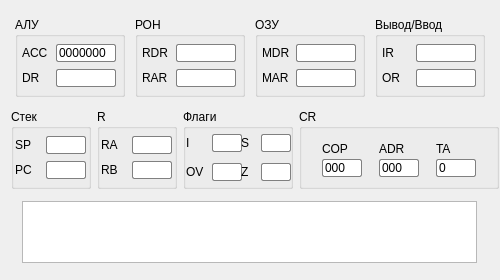
First picture: the form in gui/cpuwidget.ui, repository Buvaluy/VirtualMachine, before the edit.
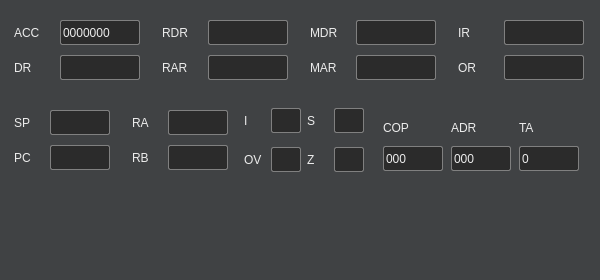
Second picture: the form after the edit. Icons and pictures are not drawn.

```diff
--- a/gui/cpuwidget.ui
+++ b/gui/cpuwidget.ui
@@ -6,19 +6,19 @@
    <rect>
     <x>0</x>
     <y>0</y>
-    <width>500</width>
+    <width>600</width>
     <height>280</height>
    </rect>
   </property>
   <property name="minimumSize">
    <size>
-    <width>500</width>
+    <width>600</width>
     <height>280</height>
    </size>
   </property>
   <property name="maximumSize">
    <size>
-    <width>508</width>
+    <width>600</width>
     <height>280</height>
    </size>
   </property>
@@ -26,34 +26,54 @@
    <string>Form</string>
   </property>
   <property name="styleSheet">
-   <string notr="true">
+   <string notr="true">QWidget {
+	border: 0px solid rgb(80, 80, 80);
+	color: rgb(236, 236, 236);
+	background-color: rgb(64, 66, 68);
+}
+
 QLineEdit {
     border: 1px solid gray;
     border-radius: 2px;
-    background: white;
+	background-color: rgb(43, 43, 43);
     selection-background-color: darkgray;
-	font: 10pt &quot;Consolas&quot;;
+	font: 12pt &quot;Consolas&quot;;
 }</string>
   </property>
   <layout class="QVBoxLayout" name="verticalLayout_10">
+   <property name="spacing">
+    <number>0</number>
+   </property>
+   <property name="leftMargin">
+    <number>0</number>
+   </property>
+   <property name="topMargin">
+    <number>0</number>
+   </property>
+   <property name="rightMargin">
+    <number>0</number>
+   </property>
+   <property name="bottomMargin">
+    <number>0</number>
+   </property>
    <item>
     <layout class="QHBoxLayout" name="horizontalLayout_24">
      <item>
       <widget class="QGroupBox" name="groupBox">
        <property name="minimumSize">
         <size>
-         <width>110</width>
+         <width>140</width>
          <height>80</height>
         </size>
        </property>
        <property name="maximumSize">
         <size>
-         <width>110</width>
+         <width>140</width>
          <height>80</height>
         </size>
        </property>
        <property name="title">
-        <string>АЛУ</string>
+        <string/>
        </property>
        <layout class="QVBoxLayout" name="verticalLayout_2">
         <property name="spacing">
@@ -77,13 +97,13 @@
            <widget class="QLabel" name="label_2">
             <property name="minimumSize">
              <size>
-              <width>30</width>
+              <width>40</width>
               <height>0</height>
              </size>
             </property>
             <property name="maximumSize">
              <size>
-              <width>30</width>
+              <width>40</width>
               <height>16777215</height>
              </size>
             </property>
@@ -96,14 +116,14 @@
            <widget class="QLineEdit" name="textBoxAcc">
             <property name="minimumSize">
              <size>
-              <width>60</width>
-              <height>0</height>
+              <width>80</width>
+              <height>25</height>
              </size>
             </property>
             <property name="maximumSize">
              <size>
-              <width>60</width>
-              <height>16777215</height>
+              <width>80</width>
+              <height>25</height>
              </size>
             </property>
             <property name="text">
@@ -122,13 +142,13 @@
            <widget class="QLabel" name="label_3">
             <property name="minimumSize">
              <size>
-              <width>30</width>
+              <width>40</width>
               <height>0</height>
              </size>
             </property>
             <property name="maximumSize">
              <size>
-              <width>30</width>
+              <width>40</width>
               <height>16777215</height>
              </size>
             </property>
@@ -141,14 +161,14 @@
            <widget class="QLineEdit" name="textBoxDR">
             <property name="minimumSize">
              <size>
-              <width>60</width>
-              <height>0</height>
+              <width>80</width>
+              <height>25</height>
              </size>
             </property>
             <property name="maximumSize">
              <size>
-              <width>60</width>
-              <height>16777215</height>
+              <width>80</width>
+              <height>25</height>
              </size>
             </property>
             <property name="readOnly">
@@ -165,18 +185,18 @@
       <widget class="QGroupBox" name="groupBox_3">
        <property name="minimumSize">
         <size>
-         <width>110</width>
+         <width>140</width>
          <height>80</height>
         </size>
        </property>
        <property name="maximumSize">
         <size>
-         <width>110</width>
+         <width>140</width>
          <height>80</height>
         </size>
        </property>
        <property name="title">
-        <string>РОН</string>
+        <string/>
        </property>
        <layout class="QVBoxLayout" name="verticalLayout_3">
         <property name="spacing">
@@ -200,13 +220,13 @@
            <widget class="QLabel" name="label_4">
             <property name="minimumSize">
              <size>
-              <width>30</width>
+              <width>40</width>
               <height>0</height>
              </size>
             </property>
             <property name="maximumSize">
              <size>
-              <width>30</width>
+              <width>40</width>
               <height>16777215</height>
              </size>
             </property>
@@ -219,14 +239,14 @@
            <widget class="QLineEdit" name="textBoxRDR">
             <property name="minimumSize">
              <size>
-              <width>60</width>
-              <height>0</height>
+              <width>80</width>
+              <height>25</height>
              </size>
             </property>
             <property name="maximumSize">
              <size>
-              <width>60</width>
-              <height>16777215</height>
+              <width>80</width>
+              <height>25</height>
              </size>
             </property>
             <property name="readOnly">
@@ -242,13 +262,13 @@
            <widget class="QLabel" name="label_5">
             <property name="minimumSize">
              <size>
-              <width>30</width>
+              <width>40</width>
               <height>0</height>
              </size>
             </property>
             <property name="maximumSize">
              <size>
-              <width>30</width>
+              <width>40</width>
               <height>16777215</height>
              </size>
             </property>
@@ -261,14 +281,14 @@
            <widget class="QLineEdit" name="textBoxRAR">
             <property name="minimumSize">
              <size>
-              <width>60</width>
-              <height>0</height>
+              <width>80</width>
+              <height>25</height>
              </size>
             </property>
             <property name="maximumSize">
              <size>
-              <width>60</width>
-              <height>16777215</height>
+              <width>80</width>
+              <height>25</height>
              </size>
             </property>
             <property name="readOnly">
@@ -285,18 +305,18 @@
       <widget class="QGroupBox" name="groupBox_4">
        <property name="minimumSize">
         <size>
-         <width>110</width>
+         <width>140</width>
          <height>80</height>
         </size>
        </property>
        <property name="maximumSize">
         <size>
-         <width>110</width>
+         <width>140</width>
          <height>80</height>
         </size>
        </property>
        <property name="title">
-        <string>ОЗУ</string>
+        <string/>
        </property>
        <layout class="QVBoxLayout" name="verticalLayout_4">
         <property name="spacing">
@@ -323,13 +343,13 @@
            <widget class="QLabel" name="label_7">
             <property name="minimumSize">
              <size>
-              <width>30</width>
+              <width>40</width>
               <height>0</height>
              </size>
             </property>
             <property name="maximumSize">
              <size>
-              <width>30</width>
+              <width>40</width>
               <height>16777215</height>
              </size>
             </property>
@@ -342,14 +362,14 @@
            <widget class="QLineEdit" name="textBoxMDR">
             <property name="minimumSize">
              <size>
-              <width>60</width>
-              <height>0</height>
+              <width>80</width>
+              <height>25</height>
              </size>
             </property>
             <property name="maximumSize">
              <size>
-              <width>60</width>
-              <height>16777215</height>
+              <width>80</width>
+              <height>25</height>
              </size>
             </property>
             <property name="readOnly">
@@ -368,13 +388,13 @@
            <widget class="QLabel" name="label_6">
             <property name="minimumSize">
              <size>
-              <width>30</width>
+              <width>40</width>
               <height>0</height>
              </size>
             </property>
             <property name="maximumSize">
              <size>
-              <width>30</width>
+              <width>40</width>
               <height>16777215</height>
              </size>
             </property>
@@ -387,14 +407,14 @@
            <widget class="QLineEdit" name="textBoxMAR">
             <property name="minimumSize">
              <size>
-              <width>60</width>
-              <height>0</height>
+              <width>80</width>
+              <height>25</height>
              </size>
             </property>
             <property name="maximumSize">
              <size>
-              <width>60</width>
-              <height>16777215</height>
+              <width>80</width>
+              <height>25</height>
              </size>
             </property>
             <property name="readOnly">
@@ -411,18 +431,18 @@
       <widget class="QGroupBox" name="groupBox_7">
        <property name="minimumSize">
         <size>
-         <width>110</width>
+         <width>140</width>
          <height>80</height>
         </size>
        </property>
        <property name="maximumSize">
         <size>
-         <width>110</width>
+         <width>140</width>
          <height>80</height>
         </size>
        </property>
        <property name="title">
-        <string>Вывод/Ввод</string>
+        <string/>
        </property>
        <layout class="QVBoxLayout" name="verticalLayout_7">
         <property name="spacing">
@@ -446,13 +466,13 @@
            <widget class="QLabel" name="label_15">
             <property name="minimumSize">
              <size>
-              <width>30</width>
+              <width>40</width>
               <height>0</height>
              </size>
             </property>
             <property name="maximumSize">
              <size>
-              <width>30</width>
+              <width>40</width>
               <height>16777215</height>
              </size>
             </property>
@@ -465,14 +485,14 @@
            <widget class="QLineEdit" name="textBoxIR">
             <property name="minimumSize">
              <size>
-              <width>60</width>
-              <height>0</height>
+              <width>80</width>
+              <height>25</height>
              </size>
             </property>
             <property name="maximumSize">
              <size>
-              <width>60</width>
-              <height>16777215</height>
+              <width>80</width>
+              <height>25</height>
              </size>
             </property>
             <property name="readOnly">
@@ -488,13 +508,13 @@
            <widget class="QLabel" name="label_16">
             <property name="minimumSize">
              <size>
-              <width>30</width>
+              <width>40</width>
               <height>0</height>
              </size>
             </property>
             <property name="maximumSize">
              <size>
-              <width>30</width>
+              <width>40</width>
               <height>16777215</height>
              </size>
             </property>
@@ -507,14 +527,14 @@
            <widget class="QLineEdit" name="textBoxOR">
             <property name="minimumSize">
              <size>
-              <width>60</width>
-              <height>0</height>
+              <width>80</width>
+              <height>25</height>
              </size>
             </property>
             <property name="maximumSize">
              <size>
-              <width>60</width>
-              <height>16777215</height>
+              <width>80</width>
+              <height>25</height>
              </size>
             </property>
             <property name="readOnly">
@@ -531,22 +551,25 @@
    </item>
    <item>
     <layout class="QHBoxLayout" name="horizontalLayout_23">
+     <property name="spacing">
+      <number>0</number>
+     </property>
      <item>
       <widget class="QGroupBox" name="groupBox_2">
        <property name="minimumSize">
         <size>
-         <width>80</width>
+         <width>110</width>
          <height>80</height>
         </size>
        </property>
        <property name="maximumSize">
         <size>
-         <width>80</width>
+         <width>110</width>
          <height>80</height>
         </size>
        </property>
        <property name="title">
-        <string>Стек</string>
+        <string/>
        </property>
        <layout class="QVBoxLayout" name="verticalLayout_5">
         <property name="spacing">
@@ -589,14 +612,14 @@
            <widget class="QLineEdit" name="textBoxSP">
             <property name="minimumSize">
              <size>
-              <width>40</width>
-              <height>0</height>
+              <width>60</width>
+              <height>25</height>
              </size>
             </property>
             <property name="maximumSize">
              <size>
-              <width>40</width>
-              <height>16777215</height>
+              <width>60</width>
+              <height>25</height>
              </size>
             </property>
             <property name="readOnly">
@@ -631,14 +654,14 @@
            <widget class="QLineEdit" name="textBoxPC">
             <property name="minimumSize">
              <size>
-              <width>40</width>
-              <height>0</height>
+              <width>60</width>
+              <height>25</height>
              </size>
             </property>
             <property name="maximumSize">
              <size>
-              <width>40</width>
-              <height>16777215</height>
+              <width>60</width>
+              <height>25</height>
              </size>
             </property>
             <property name="readOnly">
@@ -655,18 +678,18 @@
       <widget class="QGroupBox" name="groupBox_6">
        <property name="minimumSize">
         <size>
-         <width>80</width>
+         <width>110</width>
          <height>80</height>
         </size>
        </property>
        <property name="maximumSize">
         <size>
-         <width>80</width>
+         <width>110</width>
          <height>80</height>
         </size>
        </property>
        <property name="title">
-        <string>R</string>
+        <string/>
        </property>
        <layout class="QVBoxLayout" name="verticalLayout_6">
         <property name="spacing">
@@ -709,14 +732,14 @@
            <widget class="QLineEdit" name="textBoxRA">
             <property name="minimumSize">
              <size>
-              <width>40</width>
-              <height>0</height>
+              <width>60</width>
+              <height>25</height>
              </size>
             </property>
             <property name="maximumSize">
              <size>
-              <width>40</width>
-              <height>16777215</height>
+              <width>60</width>
+              <height>25</height>
              </size>
             </property>
             <property name="readOnly">
@@ -751,14 +774,14 @@
            <widget class="QLineEdit" name="textBoxRB">
             <property name="minimumSize">
              <size>
-              <width>40</width>
-              <height>0</height>
+              <width>60</width>
+              <height>25</height>
              </size>
             </property>
             <property name="maximumSize">
              <size>
-              <width>40</width>
-              <height>16777215</height>
+              <width>60</width>
+              <height>25</height>
              </size>
             </property>
             <property name="readOnly">
@@ -775,18 +798,18 @@
       <widget class="QGroupBox" name="groupBox_8">
        <property name="minimumSize">
         <size>
-         <width>110</width>
+         <width>120</width>
          <height>80</height>
         </size>
        </property>
        <property name="maximumSize">
         <size>
-         <width>110</width>
+         <width>120</width>
          <height>80</height>
         </size>
        </property>
        <property name="title">
-        <string>Флаги</string>
+        <string/>
        </property>
        <layout class="QHBoxLayout" name="horizontalLayout">
         <property name="spacing">
@@ -806,8 +829,14 @@
         </property>
         <item>
          <layout class="QVBoxLayout" name="verticalLayout_9">
+          <property name="spacing">
+           <number>6</number>
+          </property>
           <item>
            <layout class="QHBoxLayout" name="horizontalLayout_18">
+            <property name="spacing">
+             <number>0</number>
+            </property>
             <item>
              <widget class="QLabel" name="label_17">
               <property name="minimumSize">
@@ -826,13 +855,13 @@
               <property name="minimumSize">
                <size>
                 <width>30</width>
-                <height>0</height>
+                <height>25</height>
                </size>
               </property>
               <property name="maximumSize">
                <size>
                 <width>30</width>
-                <height>16777215</height>
+                <height>25</height>
                </size>
               </property>
               <property name="readOnly">
@@ -862,13 +891,13 @@
               <property name="minimumSize">
                <size>
                 <width>30</width>
-                <height>0</height>
+                <height>25</height>
                </size>
               </property>
               <property name="maximumSize">
                <size>
                 <width>30</width>
-                <height>16777215</height>
+                <height>25</height>
                </size>
               </property>
               <property name="readOnly">
@@ -882,6 +911,9 @@
         </item>
         <item>
          <layout class="QVBoxLayout" name="verticalLayout">
+          <property name="spacing">
+           <number>6</number>
+          </property>
           <item>
            <layout class="QHBoxLayout" name="horizontalLayout_19">
             <property name="spacing">
@@ -905,13 +937,13 @@
               <property name="minimumSize">
                <size>
                 <width>30</width>
-                <height>0</height>
+                <height>25</height>
                </size>
               </property>
               <property name="maximumSize">
                <size>
                 <width>30</width>
-                <height>16777215</height>
+                <height>25</height>
                </size>
               </property>
               <property name="readOnly">
@@ -944,13 +976,13 @@
               <property name="minimumSize">
                <size>
                 <width>30</width>
-                <height>0</height>
+                <height>25</height>
                </size>
               </property>
               <property name="maximumSize">
                <size>
                 <width>30</width>
-                <height>16777215</height>
+                <height>25</height>
                </size>
               </property>
               <property name="readOnly">
@@ -969,18 +1001,18 @@
       <widget class="QGroupBox" name="groupBox_5">
        <property name="minimumSize">
         <size>
-         <width>200</width>
+         <width>220</width>
          <height>80</height>
         </size>
        </property>
        <property name="maximumSize">
         <size>
-         <width>200</width>
+         <width>220</width>
          <height>80</height>
         </size>
        </property>
        <property name="title">
-        <string>CR</string>
+        <string/>
        </property>
        <layout class="QHBoxLayout" name="horizontalLayout_21">
         <item>
@@ -1013,14 +1045,14 @@
              <widget class="QLineEdit" name="textBoxCOP">
               <property name="minimumSize">
                <size>
-                <width>40</width>
-                <height>0</height>
+                <width>60</width>
+                <height>25</height>
                </size>
               </property>
               <property name="maximumSize">
                <size>
-                <width>40</width>
-                <height>16777215</height>
+                <width>60</width>
+                <height>25</height>
                </size>
               </property>
               <property name="text">
@@ -1063,14 +1095,14 @@
            <widget class="QLineEdit" name="textBoxADR">
             <property name="minimumSize">
              <size>
-              <width>40</width>
-              <height>0</height>
+              <width>60</width>
+              <height>25</height>
              </size>
             </property>
             <property name="maximumSize">
              <size>
-              <width>40</width>
-              <height>16777215</height>
+              <width>60</width>
+              <height>25</height>
              </size>
             </property>
             <property name="text">
@@ -1111,14 +1143,14 @@
            <widget class="QLineEdit" name="textBoxTA">
             <property name="minimumSize">
              <size>
-              <width>40</width>
-              <height>0</height>
+              <width>60</width>
+              <height>25</height>
              </size>
             </property>
             <property name="maximumSize">
              <size>
-              <width>40</width>
-              <height>16777215</height>
+              <width>60</width>
+              <height>25</height>
              </size>
             </property>
             <property name="text">
@@ -1158,18 +1190,51 @@
       <widget class="QTableWidget" name="tableRegisters">
        <property name="minimumSize">
         <size>
-         <width>455</width>
-         <height>62</height>
+         <width>500</width>
+         <height>80</height>
         </size>
        </property>
        <property name="maximumSize">
         <size>
-         <width>455</width>
-         <height>62</height>
+         <width>500</width>
+         <height>80</height>
         </size>
        </property>
        <property name="styleSheet">
-        <string notr="true">font: 10pt &quot;Consolas&quot;;</string>
+        <string notr="true">QHeaderView::section {
+
+    
+	background-color: rgb(50, 51, 53);
+	color: rgb(239, 239, 239);
+	font: 11pt &quot;Consolas&quot;;
+    padding-left: 4px;
+    border: 1px solid #6c6c6c;
+}
+
+QHeaderView::section:checked
+{
+	
+	background-color: rgb(38, 40, 41);
+}
+
+/* style the sort indicator */
+QHeaderView::down-arrow {
+    image: url(down_arrow.png);
+}
+
+QHeaderView::up-arrow {
+    image: url(up_arrow.png);
+}
+
+QTableView {
+background-color: rgb(64, 66, 68);
+	color: rgb(243, 243, 243);
+	font: 11pt &quot;Consolas&quot;;
+}
+
+QTableView QTableCornerButton::section {
+	background-color: rgb(50, 51, 53);
+}</string>
        </property>
        <property name="editTriggers">
         <set>QAbstractItemView::NoEditTriggers</set>
```
